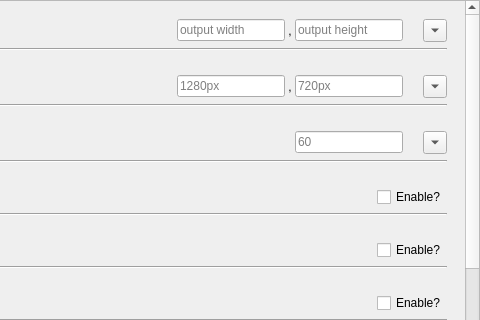
Before: the Qt Designer form src/mainwindow.ui in rfrench3/scopebuddy-gui, drawn with Qt 5; both pictures show x 320 to 800 and y 0 to 320 of the 800 by 600 pixel window.
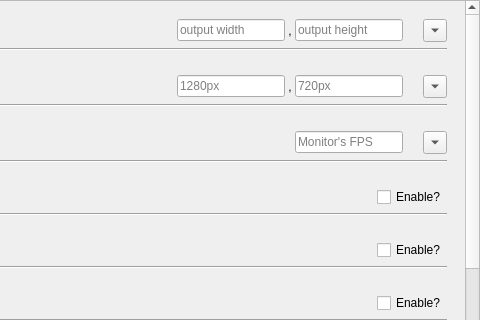
After: the same form once the commit is applied.

Commit message: update -r placeholder to the truly correct value

What changed in the file:
```diff
--- a/src/mainwindow.ui
+++ b/src/mainwindow.ui
@@ -72,7 +72,7 @@
           <property name="geometry">
            <rect>
             <x>0</x>
-            <y>-312</y>
+            <y>0</y>
             <width>779</width>
             <height>1054</height>
            </rect>
@@ -414,7 +414,7 @@
                     <number>4</number>
                    </property>
                    <property name="placeholderText">
-                    <string>60</string>
+                    <string>Monitor's FPS</string>
                    </property>
                   </widget>
                  </item>
```
The commit also changes 1 other file.
